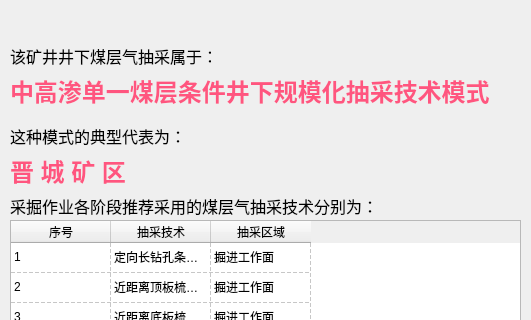
Old version of the form python/cbm/uifiles/high_coal_dlg.ui in the repository wyrover/cbm; both pictures show x 0 to 531 and y 0 to 320 of the 531 by 631 pixel window.
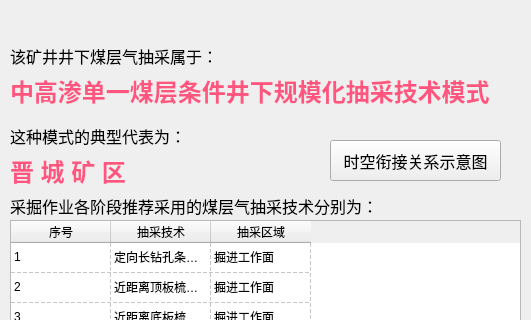
New version of the form. Icons and pictures are not drawn.

Diff of the .ui file:
```diff
--- a/python/cbm/uifiles/high_coal_dlg.ui
+++ b/python/cbm/uifiles/high_coal_dlg.ui
@@ -509,15 +509,22 @@
      </property>
     </item>
    </widget>
-   <zorder>label_5</zorder>
-   <zorder>label_4</zorder>
-   <zorder>label</zorder>
-   <zorder>tecl_table</zorder>
-   <zorder>label_3</zorder>
-   <zorder>label_2</zorder>
-   <zorder>label_6</zorder>
-   <zorder>lab_Title</zorder>
-   <zorder>tecl_table_2</zorder>
+   <widget class="QPushButton" name="tBtn">
+    <property name="geometry">
+     <rect>
+      <x>330</x>
+      <y>110</y>
+      <width>171</width>
+      <height>41</height>
+     </rect>
+    </property>
+    <property name="toolTip">
+     <string/>
+    </property>
+    <property name="text">
+     <string>时空衔接关系示意图</string>
+    </property>
+   </widget>
   </widget>
  </widget>
  <resources>
```
Left out of the diff: 2 changed lines with no effect on the pictures.
